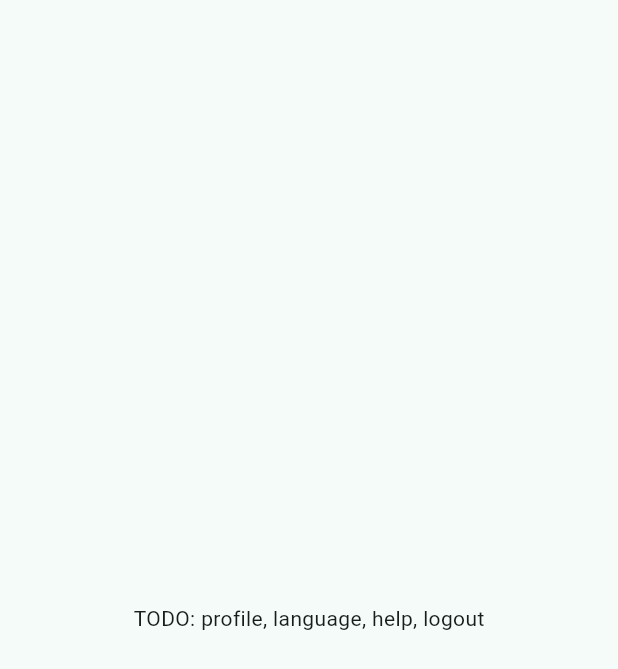
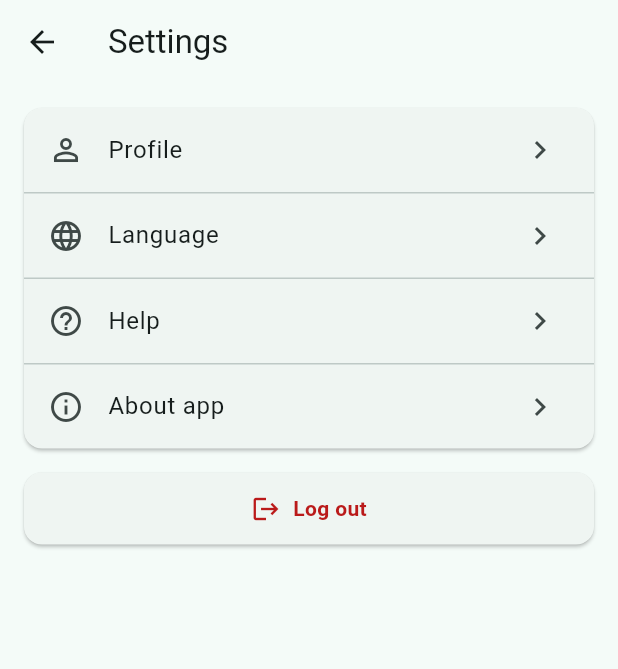
Before and after one commit to Ali-Rao-936/Bagdones-Driver, a Flutter app: the SettingsTab screen opened directly, on a phone screen of 412 x 824 dp. Shown: the top 669 px of the screen. Run offline on Flutter 3.47's test engine with Material 3 defaults, Android fonts, the phone set to English and light mode, and no system bars; our stand-ins replace dio, flutter_riverpod, flutter_secure_storage, go_router, package_info_plus; accounts and stored records are empty.

Commit message:
Build Settings tab with Profile, Language, Help and About screens
Replaces the placeholder stub with a grouped-card layout: the four
navigable rows share one card, and Log out sits in its own card below
since it is a destructive action rather than a destination.

Log out confirms via dialog and then only calls authProvider's
logout() — no manual navigation. Clearing the session flips auth
status, and the router's refreshListenable redirect handles returning
to /login on its own.

The sub-screens use plain Navigator.push rather than go_router routes:
they sit on top of a tab inside HomeShell and take no part in the auth
redirect logic, so routing them would add nothing.

Profile is read-only — the backend has no driver-facing update
endpoint. Language uses a RadioGroup ancestor; RadioListTile's own
groupValue/onChanged were deprecated after Flutter 3.32.

Adds package_info_plus for the version string on About. pubspec also
picks up firebase_core and firebase_messaging here, which go unused
until the FCM commit later in this batch.

Co-Authored-By: Claude Opus 5 <noreply@anthropic.com>

```diff
--- a/lib/features/home/presentation/screens/settings_tab.dart
+++ b/lib/features/home/presentation/screens/settings_tab.dart
@@ -1,12 +1,136 @@
 import 'package:flutter/material.dart';
+import 'package:flutter_riverpod/flutter_riverpod.dart';
 
-class SettingsTab extends StatelessWidget {
+import '../../../auth/presentation/providers/auth_provider.dart';
+import '../../../settings/presentation/screens/about_screen.dart';
+import '../../../settings/presentation/screens/help_screen.dart';
+import '../../../settings/presentation/screens/language_screen.dart';
+import '../../../settings/presentation/screens/profile_screen.dart';
+
+/// Grouped-card layout: the four navigable rows sit in one card;
+/// Logout gets its own card below since it's a destructive action,
+/// not a destination — keeping it visually separate is deliberate.
+class SettingsTab extends ConsumerWidget {
   const SettingsTab({super.key});
 
   @override
+  Widget build(BuildContext context, WidgetRef ref) {
+    return Scaffold(
+      appBar: AppBar(title: const Text('Settings')),
+      body: ListView(
+        padding: const EdgeInsets.all(16),
+        children: [
+          Card(
+            margin: EdgeInsets.zero,
+            child: Column(
+              children: [
+                _SettingsRow(
+                  icon: Icons.person_outline,
+                  label: 'Profile',
+                  onTap: () => Navigator.of(context).push(
+                    MaterialPageRoute(builder: (_) => const ProfileScreen()),
+                  ),
+                ),
+                const Divider(height: 1),
+                _SettingsRow(
+                  icon: Icons.language_outlined,
+                  label: 'Language',
+                  onTap: () => Navigator.of(context).push(
+                    MaterialPageRoute(builder: (_) => const LanguageScreen()),
+                  ),
+                ),
+                const Divider(height: 1),
+                _SettingsRow(
+                  icon: Icons.help_outline,
+                  label: 'Help',
+                  onTap: () => Navigator.of(context).push(
+                    MaterialPageRoute(builder: (_) => const HelpScreen()),
+                  ),
+                ),
+                const Divider(height: 1),
+                _SettingsRow(
+                  icon: Icons.info_outline,
+                  label: 'About app',
+                  onTap: () => Navigator.of(context).push(
+                    MaterialPageRoute(builder: (_) => const AboutScreen()),
+                  ),
+                ),
+              ],
+            ),
+          ),
+          const SizedBox(height: 16),
+          Card(
+            margin: EdgeInsets.zero,
+            child: InkWell(
+              borderRadius: BorderRadius.circular(12),
+              onTap: () => _confirmLogout(context, ref),
+              child: Padding(
+                padding: const EdgeInsets.symmetric(vertical: 14),
+                child: Row(
+                  mainAxisAlignment: MainAxisAlignment.center,
+                  children: [
+                    Icon(Icons.logout, color: Theme.of(context).colorScheme.error, size: 20),
+                    const SizedBox(width: 8),
+                    Text(
+                      'Log out',
+                      style: TextStyle(
+                        color: Theme.of(context).colorScheme.error,
+                        fontWeight: FontWeight.w600,
+                      ),
+                    ),
+                  ],
+                ),
+              ),
+            ),
+          ),
+        ],
+      ),
+    );
+  }
+
+  Future<void> _confirmLogout(BuildContext context, WidgetRef ref) async {
+    final confirmed = await showDialog<bool>(
+      context: context,
+      builder: (context) => AlertDialog(
+        title: const Text('Log out?'),
+        content: const Text("You'll need to log in again to see your orders."),
+        actions: [
+          TextButton(
+            onPressed: () => Navigator.of(context).pop(false),
+            child: const Text('Cancel'),
+          ),
+          TextButton(
+            onPressed: () => Navigator.of(context).pop(true),
+            style: TextButton.styleFrom(foregroundColor: Theme.of(context).colorScheme.error),
+            child: const Text('Log out'),
+          ),
+        ],
+      ),
+    );
+
+    // No manual navigation here — logout() sets authProvider's state
+    // to unauthenticated, and the router's redirect (via
+    // refreshListenable) sends us back to /login on its own.
+    if (confirmed == true) {
+      await ref.read(authProvider.notifier).logout();
+    }
+  }
+}
+
+class _SettingsRow extends StatelessWidget {
+  const _SettingsRow({required this.icon, required this.label, required this.onTap});
+
+  final IconData icon;
+  final String label;
+  final VoidCallback onTap;
+
+  @override
   Widget build(BuildContext context) {
-    return const Scaffold(
-      body: Center(child: Text('TODO: profile, language, help, logout')),
+    return ListTile(
+      leading: Icon(icon),
+      title: Text(label),
+      trailing: const Icon(Icons.chevron_right),
+      onTap: onTap,
     );
   }
 }
--- a/pubspec.yaml
+++ b/pubspec.yaml
@@ -17,6 +17,9 @@ dependencies:
   dio: ^5.7.0
   flutter_secure_storage: ^10.3.1
   intl: ^0.20.3
+  package_info_plus: ^8.0.0
+  firebase_core: ^4.14.0
+  firebase_messaging: ^16.6.0
 
 dev_dependencies:
   flutter_test:
```
Also changed, not shown: lib/features/settings/presentation/screens/about_screen.dart (added, +43 -0 lines), lib/features/settings/presentation/screens/help_screen.dart (added, +35 -0 lines), lib/features/settings/presentation/screens/language_screen.dart (added, +39 -0 lines), lib/features/settings/presentation/screens/profile_screen.dart (added, +51 -0 lines), pubspec.lock.
